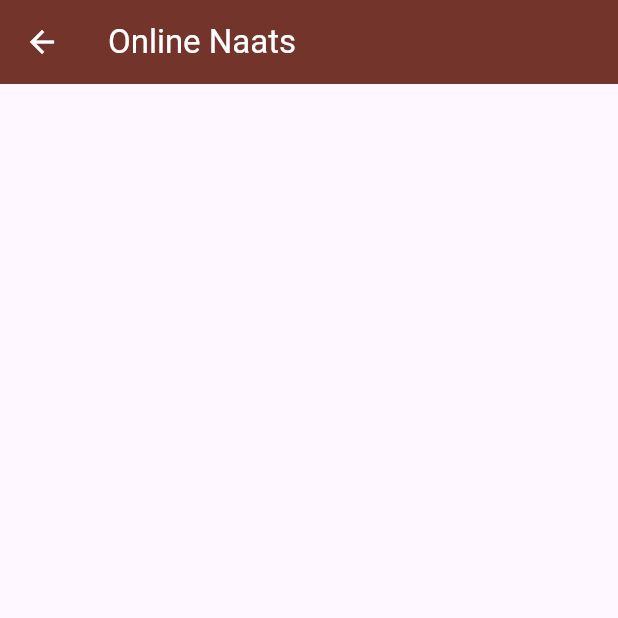
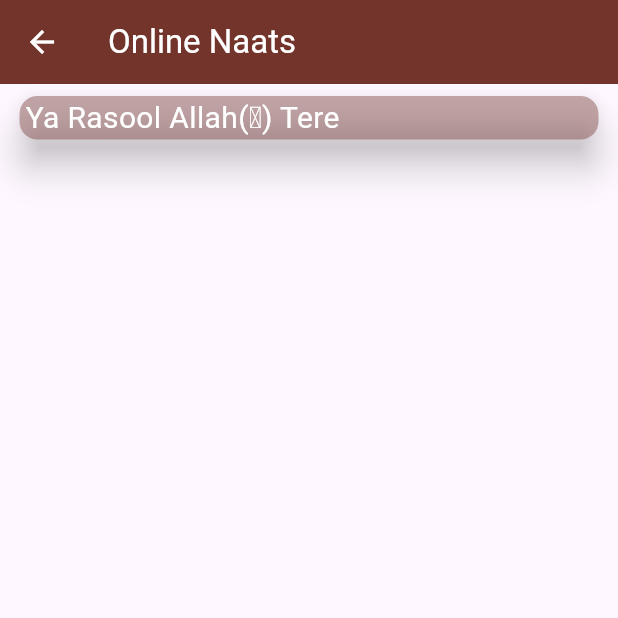
Before and after one commit to shossain786/voice_recorder, a Flutter app: the MyNaatScreen screen opened by its route, on a phone screen of 412 x 824 dp, the top half of it. Run offline on Flutter 3.47's test engine with Material 3 defaults, Android fonts, the phone set to English and light mode, and no system bars; our stand-ins replace audioplayers, file, permission_handler; missing offline and left inert: another_audio_recorder.

Commit message:
code updated

```diff
--- a/lib/main.dart
+++ b/lib/main.dart
@@ -1,7 +1,8 @@
 import 'package:flutter/material.dart';
 import 'package:voice_recorder/home_screen.dart';
-import 'package:voice_recorder/widgets/screens/my_favorites.dart';
-import 'package:voice_recorder/widgets/screens/naat_lists.dart';
+import 'package:voice_recorder/screens/my_favorites.dart';
+import 'package:voice_recorder/screens/naat_lists.dart';
+import 'package:voice_recorder/screens/recordings_screen.dart';
 
 var kColorScheme = ColorScheme.fromSeed(seedColor: Colors.red);
 void main() {
@@ -50,6 +51,7 @@ class MyApp extends StatelessWidget {
       home: const HomeScreen(),
       routes: {
         '/homePage': (context) => const HomeScreen(),
+        '/recordings': (context) => const RecordingsScreen(),
         '/favPage': (context) => const MyFavoritesScreen(),
         '/naatPage': (context) => const MyNaatScreen(),
       },
--- /dev/null
+++ b/lib/screens/naat_lists.dart
@@ -0,0 +1,45 @@
+import 'package:flutter/material.dart';
+
+import '../main.dart';
+
+class MyNaatScreen extends StatelessWidget {
+  const MyNaatScreen({super.key});
+
+  @override
+  Widget build(BuildContext context) {
+    return Scaffold(
+      appBar: AppBar(
+        title: const Text('Online Naats'),
+      ),
+      body: SingleChildScrollView(
+        child: Padding(
+          padding: const EdgeInsets.all(8.0),
+          child: Column(
+            children: [
+              Card(
+                color: kColorScheme.onPrimaryContainer.withOpacity(.4),
+                margin: const EdgeInsets.fromLTRB(5, 0, 5, 0),
+                elevation: 10,
+                child: Padding(
+                  padding: const EdgeInsets.fromLTRB(4, 0, 4, 0),
+                  child: Row(
+                    mainAxisAlignment: MainAxisAlignment.spaceBetween,
+                    children: [
+                      Text(
+                        'Ya Rasool Allah(ﷺ) Tere',
+                        style: TextStyle(
+                          color: kColorScheme.onSecondary,
+                          fontSize: 20,
+                        ),
+                      ),
+                    ],
+                  ),
+                ),
+              ),
+            ],
+          ),
+        ),
+      ),
+    );
+  }
+}
--- a/lib/widgets/screens/naat_lists.dart
+++ /dev/null
@@ -1,14 +0,0 @@
-import 'package:flutter/material.dart';
-
-class MyNaatScreen extends StatelessWidget {
-  const MyNaatScreen({super.key});
-
-  @override
-  Widget build(BuildContext context) {
-    return Scaffold(
-      appBar: AppBar(
-        title: const Text('Online Naats'),
-      ),
-    );
-  }
-}
--- a/pubspec.yaml
+++ b/pubspec.yaml
@@ -39,6 +39,7 @@ dependencies:
   path_provider: ^2.1.3
   file: ^7.0.0
   audioplayers: ^6.0.0
+  permission_handler: ^11.3.1
 
 dev_dependencies:
   flutter_test:
```
Also changed, not shown: lib/home_screen.dart (+0 -56 lines), lib/screens/naat_playing_screen.dart (added, +40 -0 lines), lib/widgets/buttom_nv_bar.dart (+14 -3 lines), lib/screens/my_favorites.dart (renamed from lib/widgets/screens/my_favorites.dart), lib/screens/recordings_screen.dart (renamed from lib/recordings_screen.dart), pubspec.lock, 2 other files.
